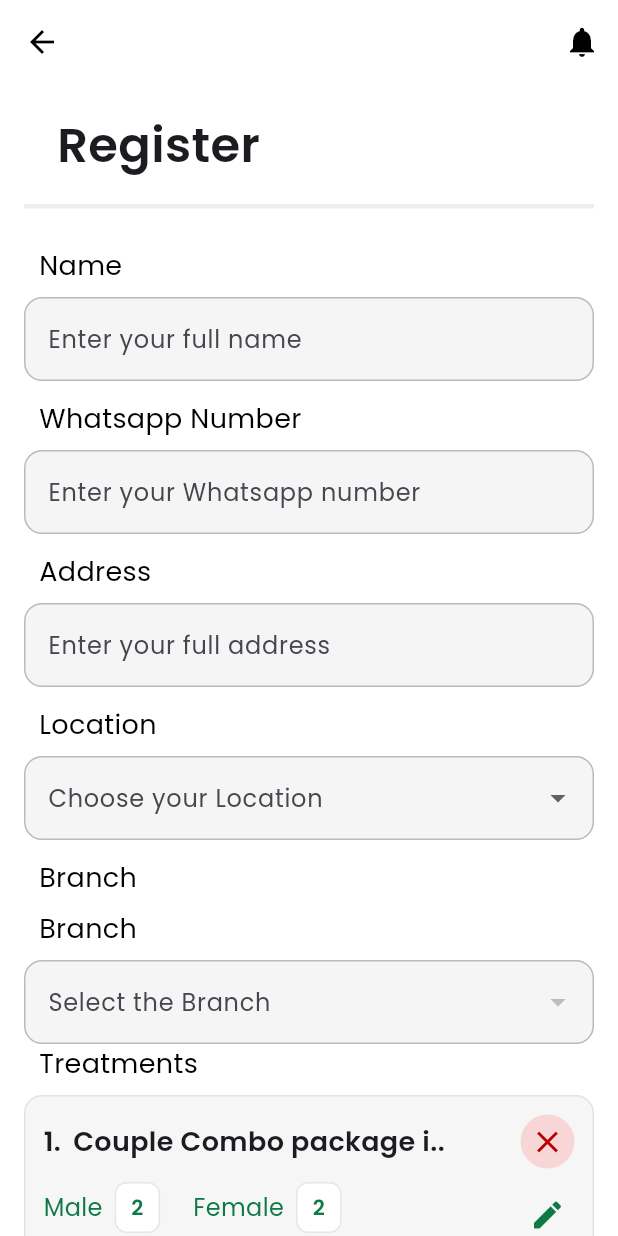
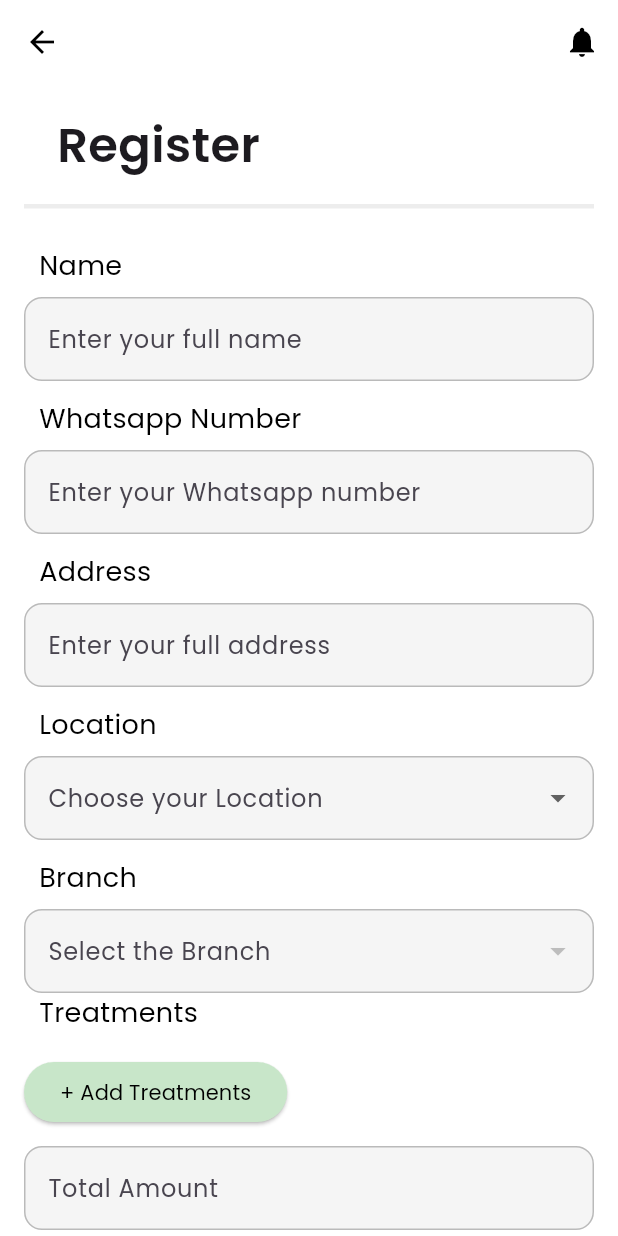
Before and after one commit to akshayp1122/novii_hospital, a Flutter app: the RegisterPage screen opened directly, on a phone screen of 412 x 824 dp. Run offline on Flutter 3.47's test engine with Material 3 defaults, Android fonts, the phone set to English and light mode, and no system bars; our stand-ins replace dio, pdf, printing, shared_preferences; accounts and stored records are empty.

Commit message:
register page and pdf generation

```diff
--- a/lib/main.dart
+++ b/lib/main.dart
@@ -1,4 +1,5 @@
 import 'package:flutter/material.dart';
+// import 'package:flutter_windowmanager/flutter_windowmanager.dart';
 import 'package:noviindus_patients/domain/repositories/treatment_repository.dart';
 import 'package:noviindus_patients/presentation/providers/branch_provider.dart';
 import 'package:noviindus_patients/presentation/providers/patient_provider.dart';
--- a/lib/screend/register_page.dart
+++ b/lib/screend/register_page.dart
@@ -2,7 +2,8 @@ import 'package:flutter/material.dart';
 import 'package:noviindus_patients/presentation/providers/auth_provider.dart';
 import 'package:noviindus_patients/presentation/providers/branch_provider.dart';
 import 'package:noviindus_patients/presentation/providers/treatment_provider.dart';
-import 'package:noviindus_patients/screend/regi.dart';
+import 'package:noviindus_patients/services/patient_service.dart';
+import 'package:noviindus_patients/util/pdf_generator.dart';
 import 'package:provider/provider.dart';
 
 class RegisterPage extends StatefulWidget {
@@ -24,17 +25,23 @@ class _RegisterPageState extends State<RegisterPage> {
   final TextEditingController discountController = TextEditingController();
   final TextEditingController advanceController = TextEditingController();
   final TextEditingController balanceController = TextEditingController();
+  final TextEditingController _datecontroller = TextEditingController();
   DateTime? treatmentDate;
   String? paymentOption;
   int hour = 0;
   int minute = 0;
+
+  final PatientService _patientService = PatientService();
+
   @override
   void initState() {
     super.initState();
     WidgetsBinding.instance.addPostFrameCallback((_) {
       final authProvider = Provider.of<AuthProvider>(context, listen: false);
-    final branchProvider = Provider.of<BranchProvider>(context, listen: false);
-     final treatmentProvider = Provider.of<TreatmentProvider>(context, listen: false);
+      final branchProvider =
+          Provider.of<BranchProvider>(context, listen: false);
+      final treatmentProvider =
+          Provider.of<TreatmentProvider>(context, listen: false);
 
       if (authProvider.token != null) {
         branchProvider.fetchBranches(authProvider.token!);
@@ -43,13 +50,129 @@ void initState() {
     });
   }
 
+  Future<void> _savePatient() async {
+    final authProvider = Provider.of<AuthProvider>(context, listen: false);
+    final treatmentProvider =
+        Provider.of<TreatmentProvider>(context, listen: false);
+
+    if (authProvider.token == null) {
+      ScaffoldMessenger.of(context).showSnackBar(
+        const SnackBar(content: Text("No auth token found")),
+      );
+      return;
+    }
+
+    if (treatments.isEmpty) {
+      ScaffoldMessenger.of(context).showSnackBar(
+        const SnackBar(content: Text("Please add at least one treatment")),
+      );
+      return;
+    }
+
+    // Parse numeric fields
+    double total = double.tryParse(totalController.text) ?? 0;
+    double discount = double.tryParse(discountController.text) ?? 0;
+    double advance = double.tryParse(advanceController.text) ?? 0;
+
+    // Calculate balance automatically
+    double balance = total - discount - advance;
+    if (balance < 0) {
+      ScaffoldMessenger.of(context).showSnackBar(
+        const SnackBar(
+            content: Text("Error: Total amount must be >= discount + advance")),
+      );
+      return;
+    }
+
+    // Collect treatment IDs
+    List<String> treatmentIds = [];
+    List<String> maleIds = [];
+    List<String> femaleIds = [];
+
+    for (var t in treatments) {
+      try {
+        final treatment = treatmentProvider.treatments
+            .firstWhere((tr) => tr.name == t["name"]);
+        final treatmentId = treatment.id.toString();
+        treatmentIds.add(treatmentId);
+        if ((t["male"] ?? 0) > 0) maleIds.add(treatmentId);
+        if ((t["female"] ?? 0) > 0) femaleIds.add(treatmentId);
+      } catch (e) {
+        // treatment not found, skip
+        continue;
+      }
+    }
+
+    if (treatmentIds.isEmpty) {
+      ScaffoldMessenger.of(context).showSnackBar(
+        const SnackBar(content: Text("No valid treatments selected")),
+      );
+      return;
+    }
+
+    // Build request map
+    Map<String, dynamic> formMap = {
+      "name": nameController.text.trim(),
+      "excecutive": "Admin",
+      "payment": paymentOption ?? "Cash",
+      "phone": whatsappController.text.trim(),
+      "address": addressController.text.trim(),
+      "total_amount": total,
+      "discount_amount": discount,
+      "advance_amount": advance,
+      "balance_amount": balance,
+      "date_nd_time": treatmentDate != null
+          ? _patientService.formatDateTime(treatmentDate!, hour, minute)
+          : "",
+      "id": "",
+      "male": maleIds.join(","), // e.g., "2,3"
+      "female": femaleIds.join(","), // e.g., "2,3"
+      "branch": branch ?? "",
+      "treatments": treatmentIds.join(","), // e.g., "2,3,5"
+    };
+
+    debugPrint("📤 Sending data to backend:");
+    formMap.forEach((k, v) => debugPrint("   $k: $v"));
+
+    // Call API
+    final success =
+        await _patientService.registerPatient(formMap, authProvider.token!);
+    if (success) {
+      // ScaffoldMessenger.of(context).showSnackBar(
+      //   SnackBar(
+      //       content: Text(success
+      //           ? "✅ Patient registered successfully"
+      //           : "")),
+      // );
+    }
+
+    if (mounted) {
+      final pdfService = PdfService();
+      final pdfData = await pdfService.generateInvoice(
+        name: nameController.text,
+        address: addressController.text,
+        whatsapp: whatsappController.text,
+        bookedOn: DateTime.now().toString(),
+        treatmentDate: treatmentDate != null
+            ? "${treatmentDate!.day}/${treatmentDate!.month}/${treatmentDate!.year}"
+            : "",
+        treatmentTime: "$hour:$minute",
+        treatments: treatments,
+        total: total,
+        discount: discount,
+        advance: advance,
+        balance: balance,
+      );
+
+      pdfService.previewPdf(pdfData);
+    }
+  }
 
   @override
   Widget build(BuildContext context) {
     return Scaffold(
       appBar: AppBar(
         leading: const Icon(Icons.arrow_back),
-        // title: const Text("Register"),
         actions: const [
           Padding(
             padding: EdgeInsets.only(right: 12.0),
@@ -65,23 +188,18 @@ void initState() {
         child: Column(
           crossAxisAlignment: CrossAxisAlignment.start,
           children: [
-            Padding(
-              padding:
-                  const EdgeInsets.symmetric(horizontal: 22.0, vertical: 2),
-              child: Row(
-                children: const [
-                  Text(
+            const Padding(
+              padding: EdgeInsets.symmetric(horizontal: 22.0, vertical: 2),
+              child: Text(
                 'Register',
                 style: TextStyle(fontSize: 32, fontWeight: FontWeight.w600),
-                  ),
-                ],
               ),
             ),
             const Padding(
               padding: EdgeInsets.symmetric(vertical: 15),
               child: Divider(height: 2, thickness: 3, color: Color(0xFFEDEDED)),
             ),
-            SizedBox(height: 10),
+            const SizedBox(height: 10),
             formLabel('Name'),
             _inputField(
                 "Enter your full name", "Enter your full name", nameController),
@@ -96,7 +214,6 @@ void initState() {
                 ["Kozhikode", "Kannur", "Thrissur"], location, (val) {
               setState(() => location = val);
             }),
-            formLabel('Branch'),
             formLabel('Branch'),
             Consumer<BranchProvider>(
               builder: (context, branchProvider, child) {
@@ -114,7 +231,7 @@ void initState() {
                   value: branch,
                   items: branchProvider.branches
                       .map((branchItem) => DropdownMenuItem<String>(
-                            value: branchItem.name,
+                            value: branchItem.id.toString(),
                             child: Text(branchItem.name),
                           ))
                       .toList(),
@@ -127,17 +244,23 @@ void initState() {
               },
             ),
             formLabel('Treatments'),
-            treatmentCard(),
+            // treatmentCard(),
             Column(
               children: treatments
                   .asMap()
                   .entries
                   .map((entry) => Card(
                         child: ListTile(
-                          title: Text(entry.value["name"],style: TextStyle(fontSize: 18 , fontWeight: FontWeight.w700),
+                          title: Text(
+                            entry.value["name"],
+                            style: const TextStyle(
+                                fontSize: 18, fontWeight: FontWeight.w700),
                           ),
                           subtitle: Text(
-                              "Male ${entry.value["male"]},     Female ${entry.value["female"]}" ,style: TextStyle(fontSize: 16 ,color: Colors.green)),
+                            "Male ${entry.value["male"]},     Female ${entry.value["female"]}",
+                            style: const TextStyle(
+                                fontSize: 16, color: Colors.green),
+                          ),
                           trailing: Row(
                             mainAxisSize: MainAxisSize.min,
                             children: [
@@ -171,6 +294,7 @@ void initState() {
               ),
               child: const Text("+ Add Treatments"),
             ),
+            const SizedBox(height: 12),
             _inputField("Total Amount", "Enter amount", totalController),
             _inputField(
                 "Discount Amount", "Enter discount", discountController),
@@ -188,6 +312,7 @@ void initState() {
             const SizedBox(height: 12),
             const Text("Treatment Date"),
             TextField(
+              controller: _datecontroller,
               readOnly: true,
               decoration: const InputDecoration(
                 hintText: "Select Date",
@@ -202,6 +327,8 @@ void initState() {
                 );
                 if (picked != null) {
                   setState(() => treatmentDate = picked);
+                  _datecontroller.text =
+                      "${picked.day}/${picked.month}/${picked.year}";
                 }
               },
             ),
@@ -238,7 +365,7 @@ void initState() {
             SizedBox(
               width: double.infinity,
               child: ElevatedButton(
-                onPressed: () {},
+                onPressed: _savePatient,
                 style: ElevatedButton.styleFrom(backgroundColor: Colors.green),
                 child:
                     const Text("Save", style: TextStyle(color: Colors.white)),
@@ -268,101 +395,12 @@ void initState() {
       ),
       padding: const EdgeInsets.symmetric(vertical: 12, horizontal: 12),
       child: Row(
-        children: [
-          // Left text column
-          Expanded(
-            child: Column(
-              crossAxisAlignment: CrossAxisAlignment.start,
-              children: [
-                // Row with numbering and title
-                Row(
-                  crossAxisAlignment: CrossAxisAlignment.start,
         children: const [
-                    Text(
-                      '1.',
-                      style:
-                          TextStyle(fontSize: 18, fontWeight: FontWeight.w700),
-                    ),
-                    SizedBox(width: 8),
           Expanded(
             child: Text(
-                        'Couple Combo package i..',
-                        style: TextStyle(
-                            fontSize: 18, fontWeight: FontWeight.w700),
-                        overflow: TextOverflow.ellipsis,
+              "No treatments added yet",
+              style: TextStyle(color: Colors.grey),
             ),
-                    ),
-                  ],
-                ),
-                const SizedBox(height: 14),
-                // male/female row
-                Row(
-                  children: [
-                    const Text('Male',
-                        style: TextStyle(color: kAccentGreen, fontSize: 16)),
-                    const SizedBox(width: 8),
-                    Container(
-                      padding: const EdgeInsets.symmetric(
-                          horizontal: 10, vertical: 6),
-                      decoration: BoxDecoration(
-                        borderRadius: BorderRadius.circular(8),
-                        border: Border.all(color: kBorderGrey),
-                        color: Colors.white,
-                      ),
-                      child: const Text('2',
-                          style: TextStyle(
-                              color: kAccentGreen,
-                              fontWeight: FontWeight.w700)),
-                    ),
-                    const SizedBox(width: 22),
-                    const Text('Female',
-                        style: TextStyle(color: kAccentGreen, fontSize: 16)),
-                    const SizedBox(width: 8),
-                    Container(
-                      padding: const EdgeInsets.symmetric(
-                          horizontal: 10, vertical: 6),
-                      decoration: BoxDecoration(
-                        borderRadius: BorderRadius.circular(8),
-                        border: Border.all(color: kBorderGrey),
-                        color: Colors.white,
-                      ),
-                      child: const Text('2',
-                          style: TextStyle(
-                              color: kAccentGreen,
-                              fontWeight: FontWeight.w700)),
-                    ),
-                  ],
-                )
-              ],
-            ),
-          ),
-
-          // Right side icons column
-          Column(
-            mainAxisSize: MainAxisSize.min,
-            children: [
-              // round red delete button
-              Container(
-                width: 36,
-                height: 36,
-                decoration: const BoxDecoration(
-                  color: Color(0xFFF9D6D6),
-                  shape: BoxShape.circle,
-                ),
-                child: const Icon(Icons.clear, color: Color(0xFFB40000)),
-              ),
-              const SizedBox(height: 14),
-              // pencil icon
-              Container(
-                width: 34,
-                height: 34,
-                decoration: BoxDecoration(
-                  color: Colors.transparent,
-                  borderRadius: BorderRadius.circular(8),
-                ),
-                child: const Icon(Icons.edit, color: kAccentGreen),
-              ),
-            ],
           ),
         ],
       ),
@@ -407,6 +445,7 @@ void initState() {
       ],
     );
   }
+
   void _addTreatment({int? editIndex}) {
     final treatmentProvider =
         Provider.of<TreatmentProvider>(context, listen: false);
@@ -422,24 +461,26 @@ void _addTreatment({int? editIndex}) {
     showDialog(
       context: context,
       builder: (context) {
-      return AlertDialog(backgroundColor: Colors.white,
+        return AlertDialog(
+          backgroundColor: Colors.white,
           content: StatefulBuilder(
             builder: (context, setStateDialog) {
-            return SingleChildScrollView( // 👈 prevents vertical overflow
+              return SingleChildScrollView(
                 child: Column(
                   crossAxisAlignment: CrossAxisAlignment.start,
                   mainAxisSize: MainAxisSize.min,
                   children: [
-                  Text("Choose treatment",style: TextStyle(fontSize: 16),),
-                  SizedBox(height: 8,),
+                    const Text("Choose treatment"),
+                    const SizedBox(height: 8),
                     treatmentProvider.loading
                         ? const Center(child: CircularProgressIndicator())
                         : DropdownButtonFormField<String>(
-                          isExpanded: true, // 👈 fixes horizontal overflow
+                            isExpanded: true,
                             value: selectedTreatment,
                             decoration: const InputDecoration(
-                            labelText: "Choose prefered Treatment",
-                            labelStyle: TextStyle(overflow: TextOverflow.ellipsis),
+                              labelText: "Choose preferred Treatment",
+                              labelStyle:
+                                  TextStyle(overflow: TextOverflow.ellipsis),
                             ),
                             items: treatmentProvider.treatments.map((t) {
                               return DropdownMenuItem(
@@ -462,14 +503,16 @@ void _addTreatment({int? editIndex}) {
                       children: [
                         const Text("Male"),
                         IconButton(
-                        icon: const Icon(Icons.remove_circle, color: Colors.green),
+                          icon: const Icon(Icons.remove_circle,
+                              color: Colors.green),
                           onPressed: () {
                             if (male > 0) setStateDialog(() => male--);
                           },
                         ),
                         Text(male.toString()),
                         IconButton(
-                        icon: const Icon(Icons.add_circle, color: Colors.green),
+                          icon:
+                              const Icon(Icons.add_circle, color: Colors.green),
                           onPressed: () => setStateDialog(() => male++),
                         ),
                       ],
@@ -481,14 +524,16 @@ void _addTreatment({int? editIndex}) {
                       children: [
                         const Text("Female"),
                         IconButton(
-                        icon: const Icon(Icons.remove_circle, color: Colors.green),
+                          icon: const Icon(Icons.remove_circle,
+                              color: Colors.green),
                           onPressed: () {
                             if (female > 0) setStateDialog(() => female--);
                           },
                         ),
                         Text(female.toString()),
                         IconButton(
-                        icon: const Icon(Icons.add_circle, color: Colors.green),
+                          icon:
+                              const Icon(Icons.add_circle, color: Colors.green),
                           onPressed: () => setStateDialog(() => female++),
                         ),
                       ],
@@ -496,7 +541,6 @@ void _addTreatment({int? editIndex}) {
 
                     const SizedBox(height: 20),
 
-                  // Save Button
                     ElevatedButton(
                       onPressed: () {
                         if (selectedTreatment != null) {
@@ -531,4 +575,5 @@ void _addTreatment({int? editIndex}) {
         );
       },
     );
-}}
+  }
+}
--- a/pubspec.yaml
+++ b/pubspec.yaml
@@ -37,6 +37,9 @@ dependencies:
   dio: ^5.4.0
   provider: ^6.1.2
   shared_preferences: ^2.3.2
+  printing: ^5.13.1
+  pdf: ^3.11.0
+  intl: ^0.18.1
 
 dev_dependencies:
   flutter_test:
```
Also changed, not shown: lib/services/patient_service.dart (added, +42 -0 lines), lib/util/pdf_generator.dart (added, +110 -0 lines), pubspec.lock, 5 other files. Lines whose indentation alone changed are shown as unchanged.
